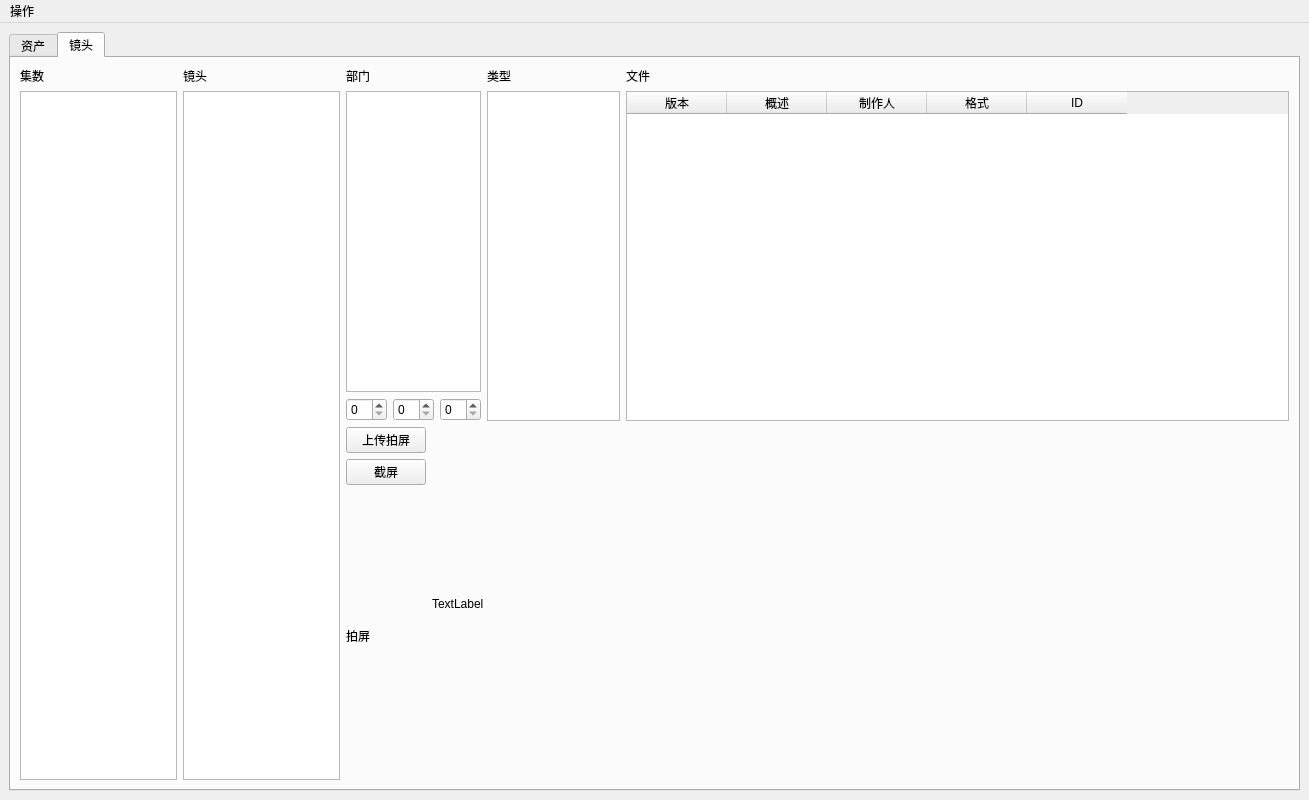
Above: UiFile/ProjectBrowser.ui from uuiid/prjQ9-doodle before the change. Below: the same form after it.
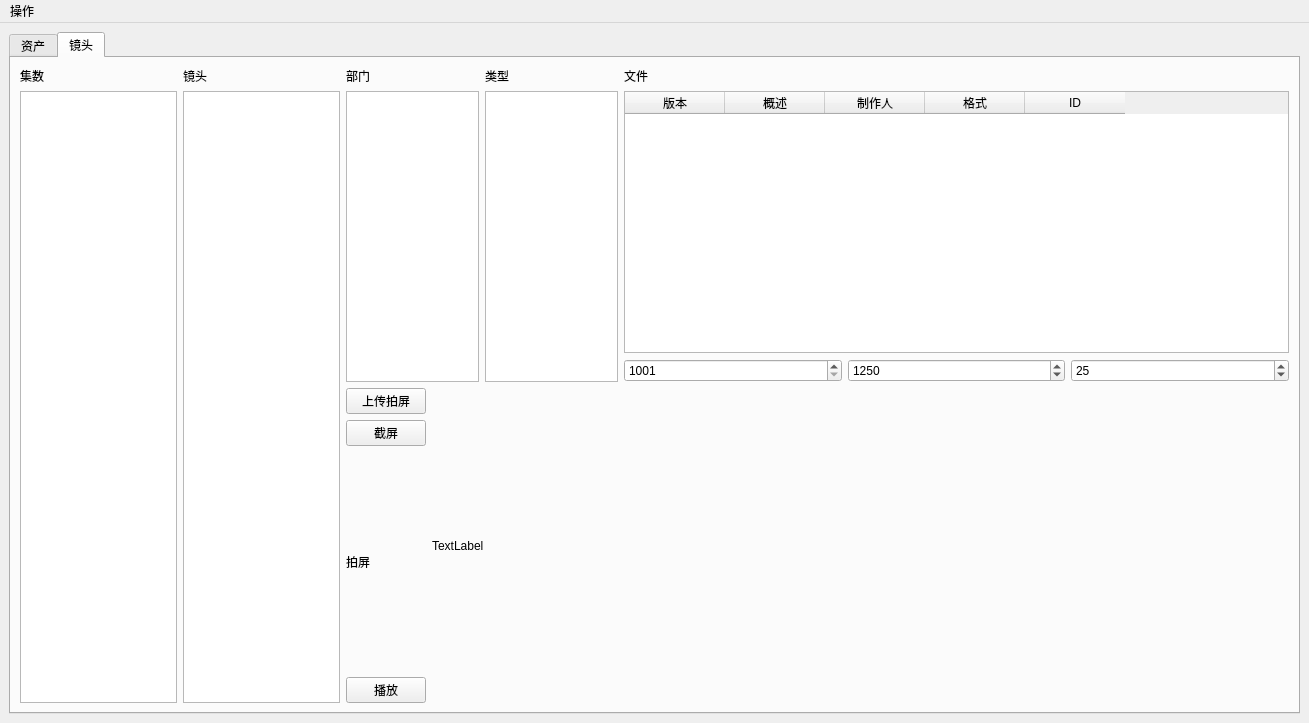
That is the form after the change.

What changed in the file:
```diff
--- a/UiFile/ProjectBrowser.ui
+++ b/UiFile/ProjectBrowser.ui
@@ -7,7 +7,7 @@
     <x>0</x>
     <y>0</y>
     <width>1309</width>
-    <height>800</height>
+    <height>723</height>
    </rect>
   </property>
   <property name="windowTitle">
@@ -292,19 +292,6 @@
                 <item>
                  <widget class="QListWidget" name="listdepartment"/>
                 </item>
-                <item>
-                 <layout class="QHBoxLayout" name="horizontalLayout_10">
-                  <item>
-                   <widget class="QSpinBox" name="start_frame"/>
-                  </item>
-                  <item>
-                   <widget class="QSpinBox" name="end_frame"/>
-                  </item>
-                  <item>
-                   <widget class="QSpinBox" name="fps"/>
-                  </item>
-                 </layout>
-                </item>
                </layout>
               </item>
               <item>
@@ -322,7 +309,7 @@
                </layout>
               </item>
               <item>
-               <layout class="QVBoxLayout" name="verticalLayout" stretch="0,0">
+               <layout class="QVBoxLayout" name="verticalLayout" stretch="0,0,0">
                 <item>
                  <widget class="QLabel" name="file">
                   <property name="text">
@@ -365,6 +352,40 @@
                   </column>
                  </widget>
                 </item>
+                <item>
+                 <layout class="QHBoxLayout" name="horizontalLayout_10">
+                  <item>
+                   <widget class="QSpinBox" name="start_frame">
+                    <property name="minimum">
+                     <number>1001</number>
+                    </property>
+                    <property name="maximum">
+                     <number>2000</number>
+                    </property>
+                   </widget>
+                  </item>
+                  <item>
+                   <widget class="QSpinBox" name="end_frame">
+                    <property name="minimum">
+                     <number>1000</number>
+                    </property>
+                    <property name="maximum">
+                     <number>2000</number>
+                    </property>
+                    <property name="value">
+                     <number>1250</number>
+                    </property>
+                   </widget>
+                  </item>
+                  <item>
+                   <widget class="QSpinBox" name="fps">
+                    <property name="value">
+                     <number>25</number>
+                    </property>
+                   </widget>
+                  </item>
+                 </layout>
+                </item>
                </layout>
               </item>
              </layout>
@@ -418,6 +439,13 @@
                   </property>
                  </widget>
                 </item>
+                <item>
+                 <widget class="QPushButton" name="shot_player">
+                  <property name="text">
+                   <string>播放</string>
+                  </property>
+                 </widget>
+                </item>
                </layout>
               </item>
               <item>
```
Left out of the diff: 9 changed lines with no effect on the pictures.
